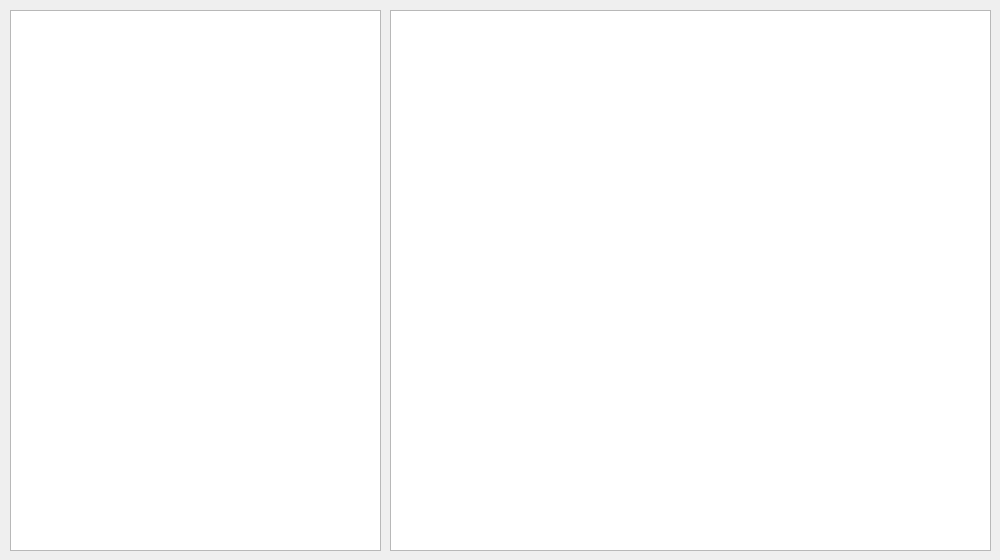
First picture: the form in LaboLangue/choixsession.ui, repository Sam-Depardieu/Labo-de-langue, before the edit.
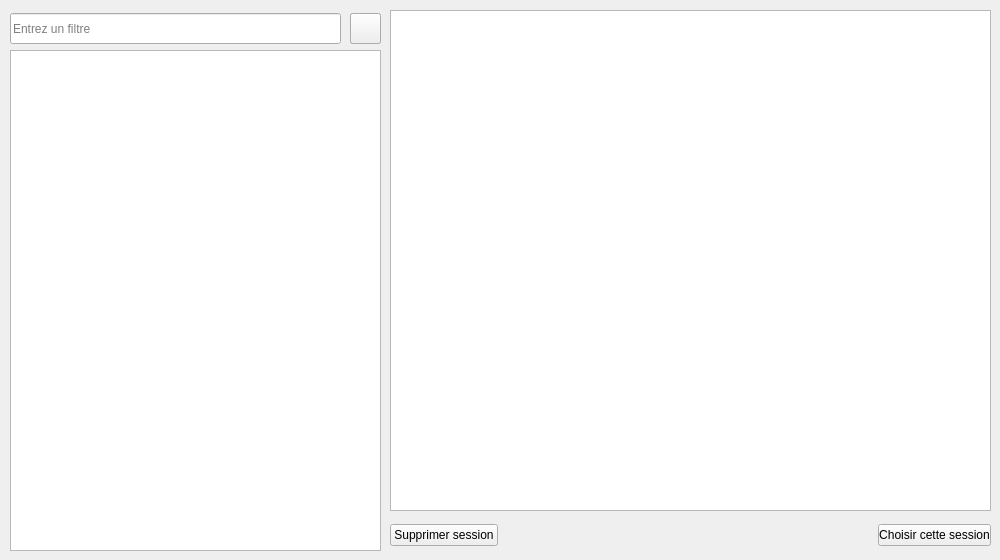
Second picture: the form after the edit.

Commit message: Amélioration interface choix session

What changed in the file:
```diff
--- a/LaboLangue/choixsession.ui
+++ b/LaboLangue/choixsession.ui
@@ -17,9 +17,9 @@
    <property name="geometry">
     <rect>
      <x>10</x>
-     <y>10</y>
+     <y>50</y>
      <width>371</width>
-     <height>541</height>
+     <height>501</height>
     </rect>
    </property>
   </widget>
@@ -29,10 +29,78 @@
      <x>390</x>
      <y>10</y>
      <width>601</width>
-     <height>541</height>
+     <height>501</height>
     </rect>
    </property>
   </widget>
+  <widget class="QLineEdit" name="findLineEdit">
+   <property name="geometry">
+    <rect>
+     <x>10</x>
+     <y>13</y>
+     <width>331</width>
+     <height>31</height>
+    </rect>
+   </property>
+   <property name="placeholderText">
+    <string>Entrez un filtre</string>
+   </property>
+  </widget>
+  <widget class="QPushButton" name="sortAZButton">
+   <property name="geometry">
+    <rect>
+     <x>350</x>
+     <y>13</y>
+     <width>31</width>
+     <height>31</height>
+    </rect>
+   </property>
+   <property name="text">
+    <string/>
+   </property>
+  </widget>
+  <widget class="QPushButton" name="sortZAButton">
+   <property name="geometry">
+    <rect>
+     <x>350</x>
+     <y>13</y>
+     <width>31</width>
+     <height>31</height>
+    </rect>
+   </property>
+   <property name="text">
+    <string/>
+   </property>
+  </widget>
+  <widget class="QWidget" name="horizontalLayoutWidget">
+   <property name="geometry">
+    <rect>
+     <x>390</x>
+     <y>520</y>
+     <width>601</width>
+     <height>31</height>
+    </rect>
+   </property>
+   <layout class="QHBoxLayout" name="horizontalLayout">
+    <property name="spacing">
+     <number>380</number>
+    </property>
+    <item>
+     <widget class="QPushButton" name="delSessionButton">
+      <property name="text">
+       <string>Supprimer session</string>
+      </property>
+     </widget>
+    </item>
+    <item>
+     <widget class="QPushButton" name="takeSessionButton">
+      <property name="text">
+       <string>Choisir cette session</string>
+      </property>
+     </widget>
+    </item>
+   </layout>
+  </widget>
  </widget>
  <resources/>
  <connections/>
```
The commit also changes 9 other files.
